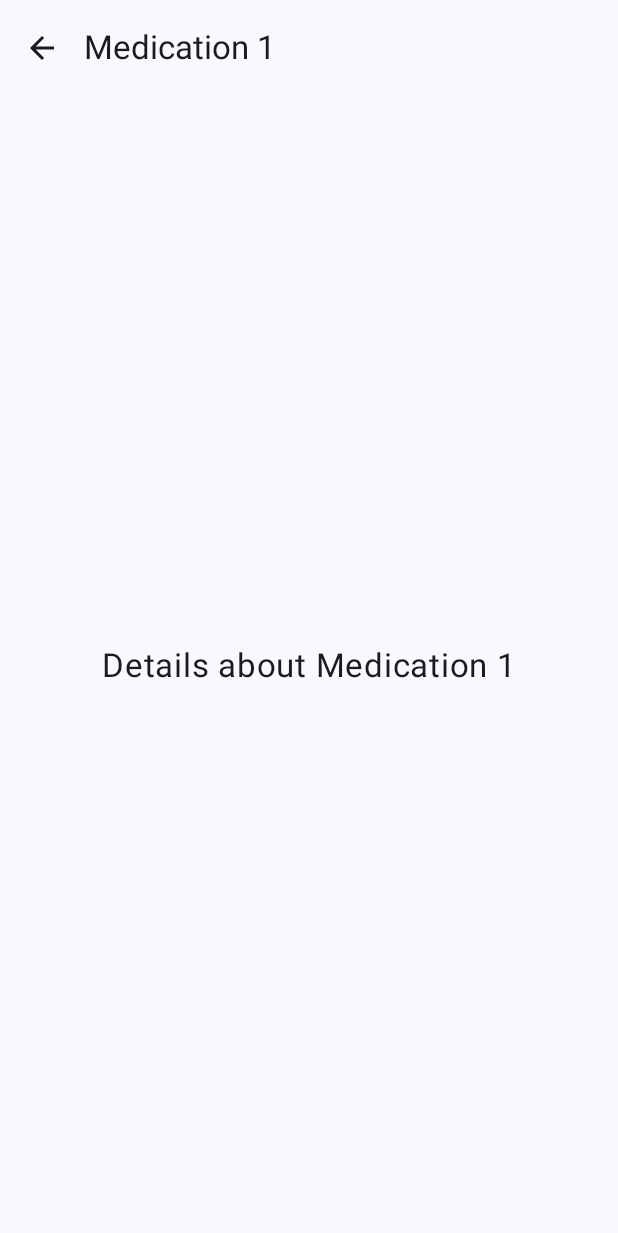
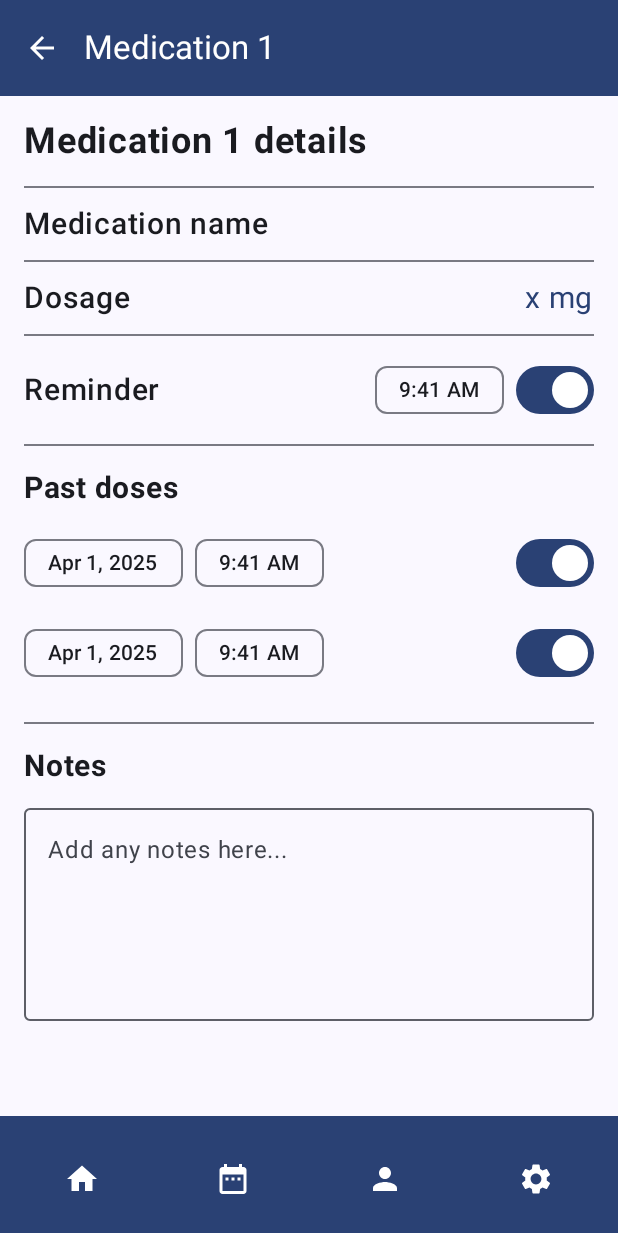
Before and after one commit to JakubSmilowski/Medication-adherence-app, an Android app built with Jetpack Compose: the screen it shows after launch (MainActivity), after a tap on "Medication 1", on a phone screen of 412 x 824 dp. Shown: the top 1233 px of the screen. Run offline under Robolectric (Android 15) with nearby library versions, the phone set to English and light mode, and no system bars.

Commit message:
refactor: Consolidate Scaffold and improve UI layouts
This commit refactors the app structure to use a single, shared `Scaffold` in `MainActivity.kt`. This centralizes the `TopAppBar` and `BottomAppBar`, making them consistent across different screens. The `HomeScreen` and `MedicationDetailScreen` have been updated to be content-only composables.

- **MainActivity:**
    - Introduces a central `MedicationApp` composable that manages the main `Scaffold`.
    - `TopAppBar` now dynamically changes its title and shows a back button based on the current navigation route.
- **MedicationDetails:**
    - The screen is renamed to `MedicationDetailContent` and no longer contains its own `Scaffold`.
    - The layout is significantly enhanced to display medication details, including dosage, reminders, past dose history with toggles, and a notes section.
- **HomeScreen:**
    - Renamed to `HomeScreenContent` and its `Scaffold` is removed.
    - Now resides within the `NavHost` managed by `MainActivity`.

```diff
--- a/app/src/main/java/com/group7/medicationadherenceapp/MainActivity.kt
+++ b/app/src/main/java/com/group7/medicationadherenceapp/MainActivity.kt
@@ -20,12 +20,15 @@ import androidx.compose.ui.graphics.vector.ImageVector // Specific UI/Graphics t
 import androidx.navigation.compose.NavHost
 import androidx.navigation.compose.composable
 import androidx.navigation.compose.rememberNavController
+import androidx.navigation.compose.currentBackStackEntryAsState
 import androidx.navigation.NavController
 // KOTLIN AND JAVA
 import java.time.LocalDate
 import java.time.format.DateTimeFormatter
 
 import com.group7.medicationadherenceapp.ui.theme.MedicationAdherenceAppTheme
+
+
 
 class MainActivity : ComponentActivity() {
         @RequiresApi(Build.VERSION_CODES.O)
@@ -34,21 +37,7 @@ class MainActivity : ComponentActivity() {
             setContent {
                 MedicationAdherenceAppTheme {
                     Surface(modifier = Modifier.fillMaxSize()) {
-                        val navController = rememberNavController()
-                        NavHost(navController = navController, startDestination = "home") {
-
-                            composable("home") {
-                                HomeScreen(navController)
-                            }
-
-                            composable("medicationDetails/{medName}") { backStackEntry ->
-                                val medName = backStackEntry.arguments?.getString("medName") ?: ""
-                                MedicationDetailScreen(
-                                    medicationName = medName,
-                                    onBackClick = { navController.popBackStack() }
-                                )
-                            }
-                        }
+                        MedicationApp()
                     }
                 }
             }
@@ -114,9 +103,8 @@ fun BottomBarItem(
 }
 
 @RequiresApi(Build.VERSION_CODES.O)
-@OptIn(ExperimentalMaterial3Api::class)
 @Composable
-fun HomeScreen(navController: NavController) {
+fun HomeScreenContent(navController: NavController) {
     //Checkbox needed
     var isMedication1Taken by remember { mutableStateOf(false) }
     var isMedication2Taken by remember { mutableStateOf(false) }
@@ -131,64 +119,11 @@ fun HomeScreen(navController: NavController) {
     val progressPercent = (progress * 100).toInt()
 
     val currentDate = LocalDate.now().format(DateTimeFormatter.ofPattern("EEEE, MMMM d"))
-    Scaffold(
-        topBar = {
-            TopAppBar(
-                title = {
-                    Column(horizontalAlignment = Alignment.Start) {
-                        Text("Welcome, Patient")
-                        Text(currentDate, style = MaterialTheme.typography.bodySmall)
-                    }
-                },
-                colors = TopAppBarDefaults.topAppBarColors(
-                    containerColor = MaterialTheme.colorScheme.primary,
-                    titleContentColor = MaterialTheme.colorScheme.onPrimary,
-                )
-            )
-        },
-        bottomBar = {
-            BottomAppBar(
-                containerColor = MaterialTheme.colorScheme.primary,
-                contentColor = MaterialTheme.colorScheme.onPrimary,
-            ) {
-                Row(modifier = Modifier.fillMaxWidth(), horizontalArrangement = Arrangement.SpaceAround) {
-                    // Home Button
-                    BottomBarItem(
-                        icon = Icons.Filled.Home,
-                        contentDescription = "Home",
-                        onClick = { /* Navigate Home */ }
-                    )
 
-                    // History Button
-                    BottomBarItem(
-                        icon = Icons.Filled.DateRange,
-                        contentDescription = "History",
-                        onClick = { /* Navigate to History */ }
-                    )
-
-                    // Profile Button
-                    BottomBarItem(
-                        icon = Icons.Filled.Person,
-                        contentDescription = "Profile",
-                        onClick = { /* Navigate to Profile */ }
-                    )
-
-                    // Settings Button
-                    BottomBarItem(
-                        icon = Icons.Filled.Settings,
-                        contentDescription = "Settings",
-                        onClick = { /* Navigate to Settings */ }
-                    )
-                }
-            }
-        }
-    ) { innerPadding ->
     Column(
         modifier = Modifier
             .fillMaxSize()
-                .padding(innerPadding)
             .padding(24.dp),
-            //verticalArrangement = Arrangement.Center,
         horizontalAlignment = Alignment.CenterHorizontally
     ) {
             MedicationRow(
@@ -270,15 +205,104 @@ fun HomeScreen(navController: NavController) {
             }
         }
     }
+
+@RequiresApi(Build.VERSION_CODES.O)
+@OptIn(ExperimentalMaterial3Api::class)
+@Composable
+fun MedicationApp() {
+    val navController = rememberNavController()
+
+    // TopAppBar logic
+    val topBar: @Composable () -> Unit = {
+        // Determine the current route
+        val navBackStackEntry by navController.currentBackStackEntryAsState()
+        val currentRoute = navBackStackEntry?.destination?.route
+
+        TopAppBar(
+            title = {
+                when {
+                    currentRoute == "home" -> {
+                        // Replicate the HomeScreen's title
+                        Column(horizontalAlignment = Alignment.Start) {
+                            Text("Welcome, Patient")
+                            Text(
+                                LocalDate.now().format(DateTimeFormatter.ofPattern("EEEE, MMMM d")),
+                                style = MaterialTheme.typography.bodySmall
+                            )
+                        }
+                    }
+                    currentRoute?.startsWith("medicationDetails") == true -> {
+                        // Extract name from route argument if possible, otherwise placeholder
+                        val medName = navBackStackEntry?.arguments?.getString("medName") ?: "Medication Info"
+                        Text(medName)
+                    }
+                    else -> Text("")
+                }
+            },
+            navigationIcon = {
+                // Show back button only on detail screen
+                if (currentRoute?.startsWith("medicationDetails") == true) {
+                    IconButton(onClick = { navController.popBackStack() }) {
+                        Icon(Icons.Filled.ArrowBack, contentDescription = "Back")
+                    }
+                }
+            },
+            colors = TopAppBarDefaults.topAppBarColors(
+                containerColor = MaterialTheme.colorScheme.primary,
+                titleContentColor = MaterialTheme.colorScheme.onPrimary,
+                navigationIconContentColor = MaterialTheme.colorScheme.onPrimary
+            )
+        )
     }
 
+    // BottomAppBar component
+    val bottomBar: @Composable () -> Unit = {
+        BottomAppBar(
+            containerColor = MaterialTheme.colorScheme.primary,
+            contentColor = MaterialTheme.colorScheme.onPrimary,
+        ) {
+            Row(modifier = Modifier.fillMaxWidth(), horizontalArrangement = Arrangement.SpaceAround) {
+                // Home Button (Use Icons.Filled.Home or similar for consistency)
+                BottomBarItem(icon = Icons.Filled.Home, contentDescription = "Home", onClick = { navController.navigate("home") })
+                // History Button (Using Icons.Filled.Restore as shown in the original image's bottom nav)
+                BottomBarItem(icon = Icons.Filled.DateRange, contentDescription = "History", onClick = { /* Navigate to History */})
+                // Profile Button
+                BottomBarItem(icon = Icons.Filled.Person, contentDescription = "Profile", onClick = { /* Navigate to Profile */ })
+                // Settings Button
+                BottomBarItem(icon = Icons.Filled.Settings, contentDescription = "Settings", onClick = { /* Navigate to Settings */ })
+            }
+        }
+    }
 
+    // Scaffold wrapper
+    Scaffold(
+        topBar = topBar,
+        bottomBar = bottomBar
+    ) { innerPadding ->
+        NavHost(
+            navController = navController,
+            startDestination = "home",
+            Modifier.padding(innerPadding) // Apply padding to the NavHost
+        ) {
+            composable("home") {
+                // HomeScreen is now only the content
+                HomeScreenContent(navController)
+            }
+
+            composable("medicationDetails/{medName}") { backStackEntry ->
+                val medName = backStackEntry.arguments?.getString("medName") ?: ""
+                // Detail screen is now only the content
+                MedicationDetailContent(medicationName = medName)
+            }
+        }
+    }
+}
 @RequiresApi(Build.VERSION_CODES.O)
 @Preview(showBackground = true)
 @Composable
 fun HomeScreenPreview() {
     val navController = rememberNavController()
     MedicationAdherenceAppTheme {
-        HomeScreen(navController)
+        HomeScreenContent(navController)
     }
 }
--- a/app/src/main/java/com/group7/medicationadherenceapp/MedicationDetails.kt
+++ b/app/src/main/java/com/group7/medicationadherenceapp/MedicationDetails.kt
@@ -1,49 +1,179 @@
 package com.group7.medicationadherenceapp
 //CONSOLIDATED UI & LAYOUT
-import androidx.compose.foundation.layout.*    import androidx.compose.material.icons.Icons
+import androidx.compose.foundation.layout.*
+import androidx.compose.foundation.layout.padding
+import androidx.compose.foundation.rememberScrollState
+import androidx.compose.foundation.verticalScroll
+import androidx.compose.material.icons.Icons
 import androidx.compose.material.icons.filled.*
 import androidx.compose.material3.*
 import androidx.compose.runtime.*
 import androidx.compose.ui.Alignment
 import androidx.compose.ui.Modifier
+import androidx.compose.ui.text.font.FontWeight
 import androidx.compose.ui.tooling.preview.Preview
+import androidx.compose.ui.unit.dp
 import androidx.compose.ui.unit.sp
 import com.group7.medicationadherenceapp.ui.theme.MedicationAdherenceAppTheme
 
-@OptIn(ExperimentalMaterial3Api::class)
+// --- Helper Composable for the Main Information Rows (Medication Name, Dosage, Reminder) ---
 @Composable
-fun MedicationDetailScreen(medicationName: String, onBackClick: () -> Unit) {
-    Scaffold(
-        topBar = {
-            TopAppBar( // This is the experimental API
-                title = { Text(medicationName) },
-                navigationIcon = {
-                    IconButton(onClick = onBackClick) {
-                        Icon(Icons.Filled.ArrowBack, contentDescription = "Back")
-                    }
-                }
-            )
-        }
-    ) { padding ->
-        Column(
-            modifier = Modifier
-                .padding(padding)
-                .fillMaxSize(),
-            horizontalAlignment = Alignment.CenterHorizontally,
-            verticalArrangement = Arrangement.Center
-        ) {
-            Text("Details about $medicationName", fontSize = 22.sp)
-        }
+fun InfoRow(
+    label: String,
+    content: @Composable RowScope.() -> Unit
+) {
+    Row(
+        modifier = Modifier
+            .fillMaxWidth()
+            .padding(vertical = 12.dp, horizontal = 16.dp),
+        horizontalArrangement = Arrangement.SpaceBetween,
+        verticalAlignment = Alignment.CenterVertically
+    ) {
+        Text(
+            text = label,
+            fontSize = 20.sp,
+            fontWeight = FontWeight.SemiBold,
+            color = MaterialTheme.colorScheme.onSurface
+        )
+        Spacer(Modifier.width(8.dp))
+        content()
     }
 }
 
+// --- Helper Composable for the Past Doses Entry ---
+@Composable
+fun PastDoseEntry(date: String, time: String, isTaken: Boolean, onToggle: (Boolean) -> Unit) {
+    Row(
+        modifier = Modifier
+            .fillMaxWidth()
+            .padding(horizontal = 16.dp, vertical = 6.dp),
+        verticalAlignment = Alignment.CenterVertically,
+        horizontalArrangement = Arrangement.SpaceBetween
+    ) {
+        Row(verticalAlignment = Alignment.CenterVertically) {
+            AssistChip(onClick = { /* Not clickable in design */ }, label = { Text(date) })
+            Spacer(Modifier.width(8.dp))
+            AssistChip(onClick = { /* Not clickable in design */ }, label = { Text(time) })
+        }
+        Switch(
+            checked = isTaken,
+            onCheckedChange = onToggle
+        )
+    }
+}
+
+// Main Screen Composable
+@Composable
+fun MedicationDetailContent(medicationName: String) {
+    // State for the Reminder switch
+    var isReminderOn by remember { mutableStateOf(true) }
+    // State for the Past Dose switches
+    var pastDose1Taken by remember { mutableStateOf(true) }
+    var pastDose2Taken by remember { mutableStateOf(true) }
+    // State for the Notes field
+    var notesText by remember { mutableStateOf("") }
+
+    Column(
+        modifier = Modifier
+            .fillMaxSize()
+            .verticalScroll(rememberScrollState()),
+        horizontalAlignment = Alignment.Start
+    ) {
+            // "Medication X details" Title
+            Text(
+                text = "$medicationName details",
+                fontSize = 24.sp,
+                fontWeight = FontWeight.Bold,
+                modifier = Modifier.padding(16.dp)
+            )
+
+            Divider(Modifier.padding(horizontal = 16.dp))
+
+            // Medication Name Row
+            InfoRow(label = "Medication name") {
+                // The name is usually displayed here, but since it's the title of the screen,
+                // we can just put a placeholder
+            }
+
+            Divider(Modifier.padding(horizontal = 16.dp))
+
+            // Dosage Row
+            InfoRow(label = "Dosage") {
+                Text(
+                    text = "x mg",
+                    fontSize = 20.sp,
+                    color = MaterialTheme.colorScheme.primary
+                )
+            }
+
+            Divider(Modifier.padding(horizontal = 16.dp))
+
+            // Reminder Row
+            InfoRow(label = "Reminder") {
+                Row(verticalAlignment = Alignment.CenterVertically) {
+                    AssistChip(onClick = { /* Time picker */ }, label = { Text("9:41 AM") })
+                    Spacer(Modifier.width(8.dp))
+                    Switch(
+                        checked = isReminderOn,
+                        onCheckedChange = { isReminderOn = it }
+                    )
+                }
+            }
+
+            Divider(Modifier.padding(horizontal = 16.dp))
+
+            // "Past doses" Header
+            Text(
+                text = "Past doses",
+                fontSize = 20.sp,
+                fontWeight = FontWeight.Bold,
+                modifier = Modifier.padding(top = 16.dp, start = 16.dp, bottom = 8.dp)
+            )
+
+            // Past Doses Entries
+            PastDoseEntry(
+                date = "Apr 1, 2025",
+                time = "9:41 AM",
+                isTaken = pastDose1Taken,
+                onToggle = { pastDose1Taken = it }
+            )
+            PastDoseEntry(
+                date = "Apr 1, 2025",
+                time = "9:41 AM",
+                isTaken = pastDose2Taken,
+                onToggle = { pastDose2Taken = it }
+            )
+
+        Divider(Modifier.padding(top = 16.dp, start = 16.dp, end = 16.dp))
+
+            // "Notes" Header and Text Field
+            Text(
+                text = "Notes",
+                fontSize = 20.sp,
+                fontWeight = FontWeight.Bold,
+                modifier = Modifier.padding(top = 16.dp, start = 16.dp, bottom = 8.dp)
+            )
+
+        OutlinedTextField(
+            value = notesText,onValueChange = { notesText = it },
+            label = { Text("Add any notes here...") },
+            modifier = Modifier
+                .fillMaxWidth()
+                .padding(start = 16.dp, end = 16.dp, bottom = 16.dp) // Apply padding first
+                .height(150.dp),                              // Then set the height
+            singleLine = false,
+            maxLines = 5
+        )
+        }
+    }
+
+// Preview Composable
 @Preview(showBackground = true)
 @Composable
 fun MedicationDetailPreview() {
     MedicationAdherenceAppTheme {
-        MedicationDetailScreen(
-            medicationName = "Medication 1",
-            onBackClick = {}
+        MedicationDetailContent(
+            medicationName = "Medication 1"
         )
     }
 }
```
Lines whose indentation alone changed are shown as unchanged.
